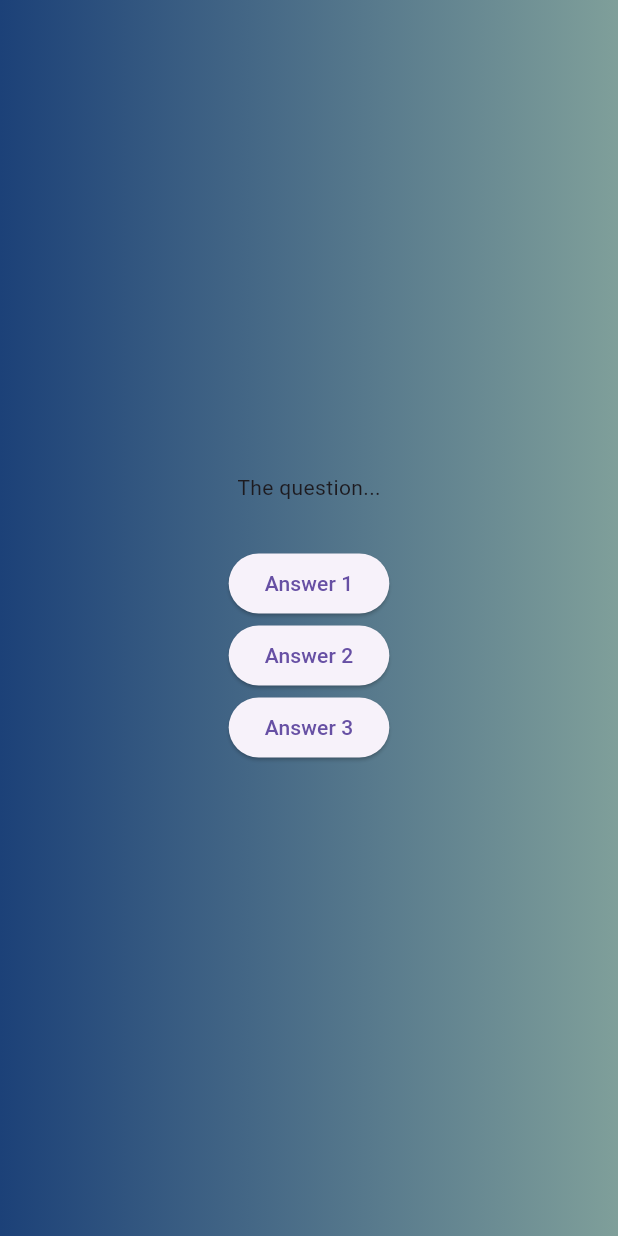
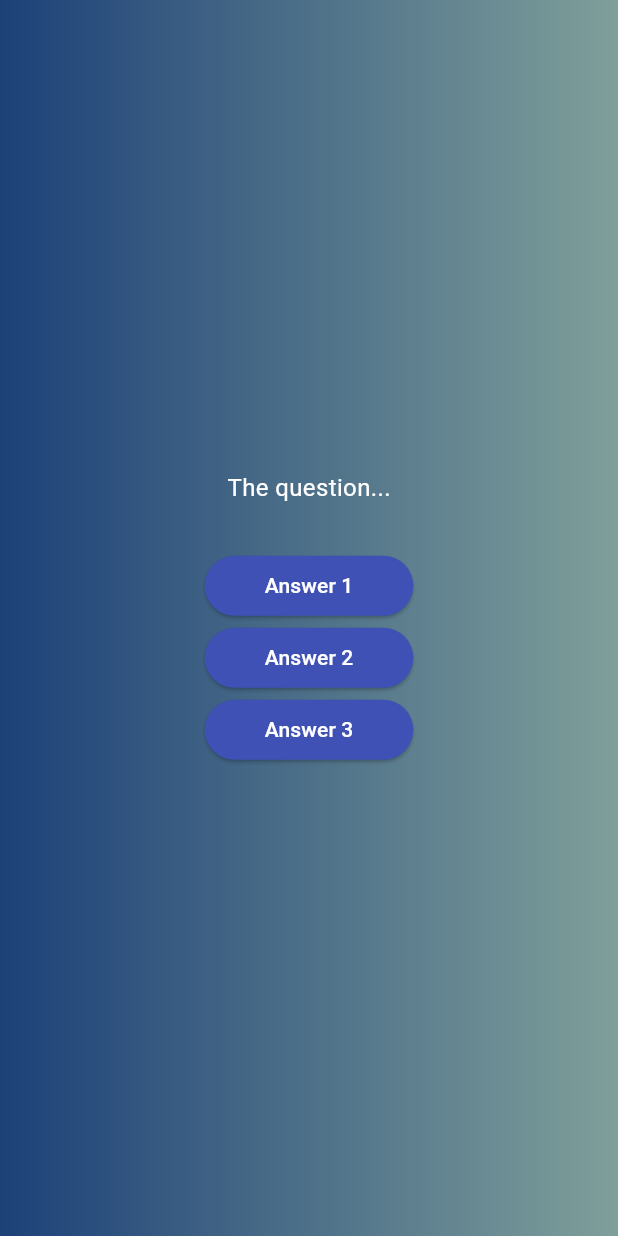
Before and after one commit to Chaabijose/QuizzApp, a Flutter app: the screen it shows after launch, after a tap on "Start Quiz", on a phone screen of 412 x 824 dp. Run offline on Flutter 3.47's test engine with Material 3 defaults, Android fonts, the phone set to English and light mode, and no system bars.

Commit message:
implementing a custom button

```diff
--- a/lib/screens/questions/questions_screen.dart
+++ b/lib/screens/questions/questions_screen.dart
@@ -1,4 +1,5 @@
 import 'package:flutter/material.dart';
+import 'package:quizz_app/widgets/answer_button.dart';
 
 class QuestionsScreen extends StatefulWidget {
   const QuestionsScreen({super.key});
@@ -17,20 +18,14 @@ class _QuestionsState extends State<QuestionsScreen> {
       child: Column(
         mainAxisAlignment: MainAxisAlignment.center,
         children: [
-          Text("The question..."),
+          Text("The question...", style: TextStyle(
+            color: Colors.white,
+            fontSize: 16,
+          ),),
           SizedBox(height: 30),
-          ElevatedButton(
-              onPressed: (){},
-              child: Text("Answer 1"),
-          ),
-          ElevatedButton(
-            onPressed: (){},
-            child: Text("Answer 2"),
-          ),
-          ElevatedButton(
-            onPressed: (){},
-            child: Text("Answer 3"),
-          ),
+          AnswerButton(answerText: 'Answer 1', onTap: (){}),
+          AnswerButton(answerText: 'Answer 2', onTap: (){}),
+          AnswerButton(answerText: 'Answer 3', onTap: (){}),
         ],
       ),
     );
--- /dev/null
+++ b/lib/widgets/answer_button.dart
@@ -0,0 +1,22 @@
+import 'package:flutter/material.dart';
+
+class AnswerButton extends StatelessWidget {
+  const AnswerButton({super.key,required this.answerText,required this.onTap});
+
+  final String answerText;
+  final void Function() onTap;
+
+  @override
+  Widget build(BuildContext context) {
+    return ElevatedButton(
+      onPressed: onTap,
+      style: ElevatedButton.styleFrom(
+        padding: EdgeInsets.symmetric(vertical: 10, horizontal: 40),
+        backgroundColor: Colors.indigo,
+        foregroundColor: Colors.white
+      ),
+      child: Text(answerText),
+    );
+  }
+
+}
--- a/pubspec.yaml
+++ b/pubspec.yaml
@@ -34,6 +34,7 @@ dependencies:
   # The following adds the Cupertino Icons font to your application.
   # Use with the CupertinoIcons class for iOS style icons.
   cupertino_icons: ^1.0.8
+  flutter_screenutil: ^5.9.3
 
 dev_dependencies:
   flutter_test:
```
Also changed, not shown: pubspec.lock.
